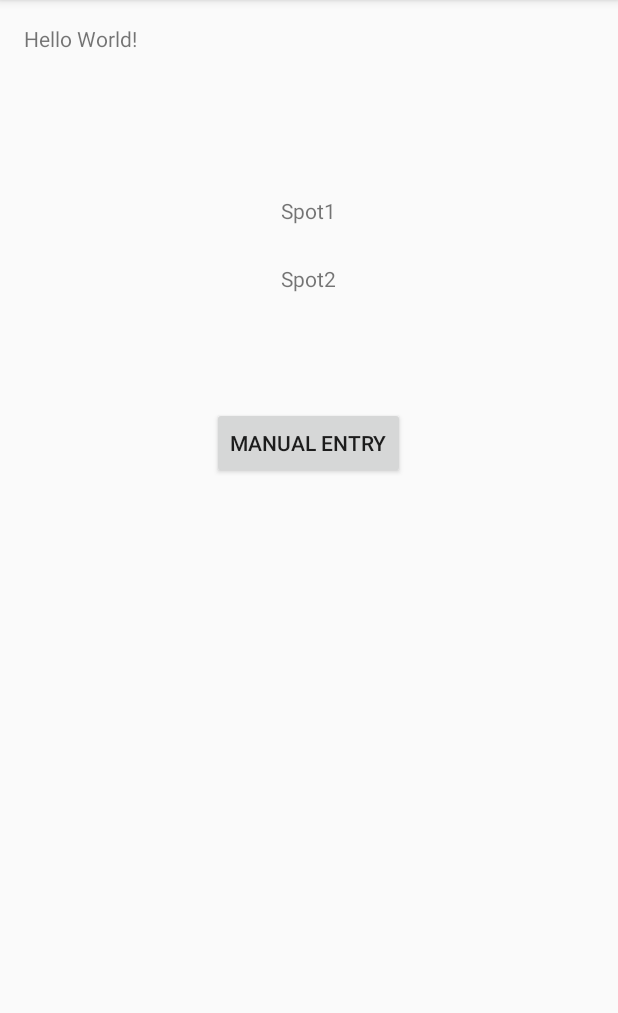
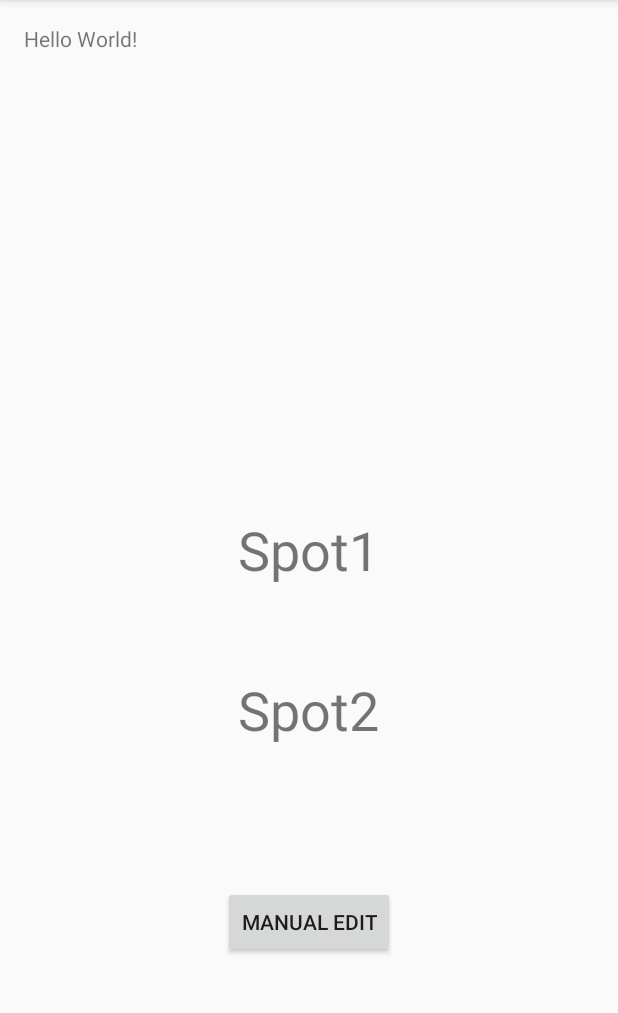
Before and after one commit to jobethpalacio/TandemParking, an Android app: the screen it shows after launch (MainActivity), on a phone screen of 412 x 824 dp, the part 84-1097 px from its top. Run offline under Robolectric (Android 15) with nearby library versions, the phone set to English and light mode, and no system bars; 1 statement that could not run was skipped.

Commit message:
Implemented the toggling of display and edit fields and button

```diff
--- a/app/build.gradle
+++ b/app/build.gradle
@@ -26,4 +26,5 @@ dependencies {
     })
     compile 'com.android.support:appcompat-v7:25.1.0'
     testCompile 'junit:junit:4.12'
+    compile 'com.google.android.gms:play-services-appindexing:8.4.0'
 }
--- a/app/src/main/java/com/jpsoloproject/jp/tandemparking/MainActivity.java
+++ b/app/src/main/java/com/jpsoloproject/jp/tandemparking/MainActivity.java
@@ -1,13 +1,99 @@
 package com.jpsoloproject.jp.tandemparking;
 
+import android.bluetooth.BluetoothAdapter;
+import android.content.Context;
+import android.content.Intent;
 import android.support.v7.app.AppCompatActivity;
 import android.os.Bundle;
+import android.view.View;
+import android.widget.Button;
+import android.widget.EditText;
+import android.widget.TextView;
+import android.widget.Toast;
+
+import com.google.android.gms.appindexing.AppIndex;
+import com.google.android.gms.common.api.GoogleApiClient;
 
 public class MainActivity extends AppCompatActivity {
+    public final static String EXTRA_MESSAGE = "com.jpsoloproject.jp.MESSAGE";
+    private static final int REQUEST_ENABLE_BT = 1;
+    /**
+     * ATTENTION: This was auto-generated to implement the App Indexing API.
+     * See https://g.co/AppIndexing/AndroidStudio for more information.
+     */
+    private GoogleApiClient client;
+    protected TextView txtSpot1;
+    protected TextView txtSpot2;
+    protected EditText edtText1;
+    protected EditText edtText2;
+    protected Button   btnMain;
+    protected boolean isFrontPageShown;
 
     @Override
     protected void onCreate(Bundle savedInstanceState) {
         super.onCreate(savedInstanceState);
         setContentView(R.layout.activity_main);
+        //end template
+        // ATTENTION: This was auto-generated to implement the App Indexing API.
+        // See https://g.co/AppIndexing/AndroidStudio for more information.
+        client = new GoogleApiClient.Builder(this).addApi(AppIndex.API).build();
+        txtSpot1 = (TextView) findViewById(R.id.textView1);
+        txtSpot2 = (TextView) findViewById(R.id.textView2);
+        edtText1 = (EditText) findViewById(R.id.editText1);
+        edtText2 = (EditText) findViewById(R.id.editText2);
+        btnMain = (Button) findViewById(R.id.buttonMain);
+
+        BluetoothAdapter mBluetoothAdapter = BluetoothAdapter.getDefaultAdapter();
+        if (mBluetoothAdapter == null) {
+            Context context = getApplicationContext();
+            CharSequence text = "This device does not support bluetooth";
+            int duration = Toast.LENGTH_LONG;
+            Toast toast = Toast.makeText(context, text, duration);
+            toast.show();
+        } else {
+            if (!mBluetoothAdapter.isEnabled()) {
+                Intent enableBtIntent = new Intent(BluetoothAdapter.ACTION_REQUEST_ENABLE);
+                startActivityForResult(enableBtIntent, REQUEST_ENABLE_BT);
+            }
+        }
+
+        isFrontPageShown = loadTheFrontPage();
+
+
+
     }
+
+    public void editSpots(View view) {
+        // Do something in response to button
+//        Intent intent = new Intent(this, ManualEdit.class);
+//        startActivity(intent);
+
+        if (isFrontPageShown) {
+
+
+            txtSpot1.setVisibility(View.INVISIBLE);
+            txtSpot2.setVisibility(View.INVISIBLE);
+
+            edtText1.setVisibility(View.VISIBLE);
+            edtText2.setVisibility(View.VISIBLE);
+
+            btnMain.setText("Accept");
+            isFrontPageShown = false;
+        } else {
+            isFrontPageShown = loadTheFrontPage();
+        }
+
+
+    }
+
+    public boolean loadTheFrontPage() {
+        txtSpot1.setVisibility(View.VISIBLE);
+        txtSpot2.setVisibility(View.VISIBLE);
+
+        edtText1.setVisibility(View.INVISIBLE);
+        edtText2.setVisibility(View.INVISIBLE);
+        btnMain.setText("Manual Edit");
+        return true;
+    }
+
 }
--- a/app/src/main/res/layout/activity_main.xml
+++ b/app/src/main/res/layout/activity_main.xml
@@ -16,31 +16,57 @@
         android:text="Hello World!"
         android:id="@+id/textView" />
 
-    <TextView
-        android:text="Spot1"
+    <Button
+        android:text="Manual Entry"
         android:layout_width="wrap_content"
         android:layout_height="wrap_content"
-        android:layout_marginTop="95dp"
-        android:id="@+id/textView2"
-        android:layout_below="@+id/textView"
-        android:layout_centerHorizontal="true" />
+        android:id="@+id/buttonMain"
+        android:layout_alignParentBottom="true"
+        android:layout_centerHorizontal="true"
+        android:layout_marginBottom="113dp"
+        android:onClick="editSpots"/>
 
     <TextView
         android:text="Spot2"
         android:layout_width="wrap_content"
         android:layout_height="wrap_content"
-        android:layout_below="@+id/textView2"
-        android:layout_centerHorizontal="true"
-        android:layout_marginTop="26dp"
-        android:id="@+id/textView3" />
+        android:id="@+id/textView2"
+        android:layout_above="@+id/buttonMain"
+        android:layout_alignLeft="@+id/textView1"
+        android:layout_alignStart="@+id/textView1"
+        android:textSize="36sp"
+        android:visibility="visible"
+        android:layout_marginBottom="93dp" />
 
-    <Button
-        android:text="Manual Entry"
+    <TextView
+        android:text="Spot1"
         android:layout_width="wrap_content"
         android:layout_height="wrap_content"
-        android:layout_below="@+id/textView3"
+        android:id="@+id/textView1"
+        android:layout_above="@+id/textView2"
         android:layout_centerHorizontal="true"
-        android:layout_marginTop="76dp"
-        android:id="@+id/button" />
+        android:textSize="36sp"
+        android:layout_marginBottom="58dp" />
+
+    <EditText
+        android:layout_width="wrap_content"
+        android:layout_height="wrap_content"
+        android:inputType="textPersonName"
+        android:text="Name"
+        android:ems="10"
+        android:layout_alignBottom="@+id/textView1"
+        android:layout_centerHorizontal="true"
+        android:id="@+id/editText1" />
+
+    <EditText
+        android:layout_width="wrap_content"
+        android:layout_height="wrap_content"
+        android:inputType="textPersonName"
+        android:text="Name"
+        android:ems="10"
+        android:layout_alignBottom="@+id/textView2"
+        android:layout_alignLeft="@+id/editText1"
+        android:layout_alignStart="@+id/editText1"
+        android:id="@+id/editText2" />
 
 </RelativeLayout>
```
Also changed, not shown: app/src/main/AndroidManifest.xml (+9 -0 lines), app/src/main/java/com/jpsoloproject/jp/tandemparking/ManualEdit.java (added, +13 -0 lines), app/src/main/java/com/jpsoloproject/jp/tandemparking/ManualEntry.java (deleted, +0 -8 lines), app/src/main/res/layout/activity_manual_edit.xml (added, +13 -0 lines).
